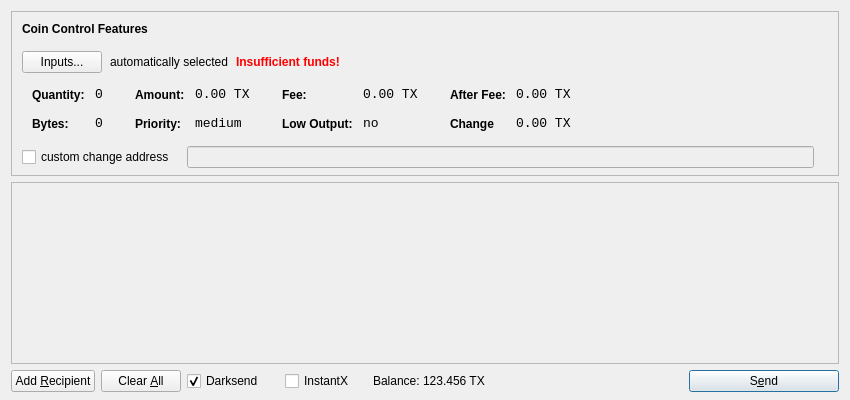
thebitradio/Bitradio, file src/qt/forms/sendcoinsdialog.ui: the form before one commit.
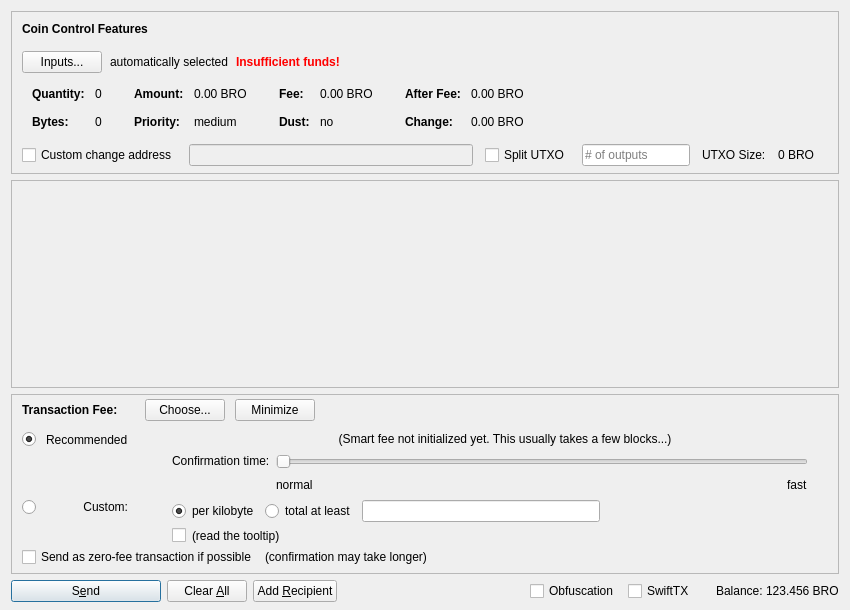
The form after the commit. Icons and pictures are not drawn. Custom widgets are drawn as their Qt base class.

```diff
--- a/src/qt/forms/sendcoinsdialog.ui
+++ b/src/qt/forms/sendcoinsdialog.ui
@@ -7,13 +7,13 @@
     <x>0</x>
     <y>0</y>
     <width>850</width>
-    <height>400</height>
+    <height>610</height>
    </rect>
   </property>
   <property name="windowTitle">
    <string>Send Coins</string>
   </property>
-  <layout class="QVBoxLayout" name="verticalLayout" stretch="0,1,0">
+  <layout class="QVBoxLayout" name="verticalLayout" stretch="0,1,0,0">
    <property name="bottomMargin">
     <number>8</number>
    </property>
@@ -39,7 +39,7 @@
      </property>
      <layout class="QVBoxLayout" name="verticalLayoutCoinControl2">
       <property name="spacing">
-       <number>-1</number>
+       <number>0</number>
       </property>
       <property name="leftMargin">
        <number>0</number>
@@ -206,8 +206,11 @@
                </property>
                <item row="0" column="0">
                 <widget class="QLabel" name="labelCoinControlQuantityText">
-                 <property name="styleSheet">
-                  <string notr="true">font-weight:bold;</string>
+                 <property name="font">
+                  <font>
+                   <weight>75</weight>
+                   <bold>true</bold>
+                  </font>
                  </property>
                  <property name="text">
                   <string>Quantity:</string>
@@ -219,12 +222,6 @@
                </item>
                <item row="0" column="1">
                 <widget class="QLabel" name="labelCoinControlQuantity">
-                 <property name="font">
-                  <font>
-                   <family>Monospace</family>
-                   <pointsize>10</pointsize>
-                  </font>
-                 </property>
                  <property name="cursor">
                   <cursorShape>IBeamCursor</cursorShape>
                  </property>
@@ -244,8 +241,11 @@
                </item>
                <item row="1" column="0">
                 <widget class="QLabel" name="labelCoinControlBytesText">
-                 <property name="styleSheet">
-                  <string notr="true">font-weight:bold;</string>
+                 <property name="font">
+                  <font>
+                   <weight>75</weight>
+                   <bold>true</bold>
+                  </font>
                  </property>
                  <property name="text">
                   <string>Bytes:</string>
@@ -254,12 +254,6 @@
                </item>
                <item row="1" column="1">
                 <widget class="QLabel" name="labelCoinControlBytes">
-                 <property name="font">
-                  <font>
-                   <family>Monospace</family>
-                   <pointsize>10</pointsize>
-                  </font>
-                 </property>
                  <property name="cursor">
                   <cursorShape>IBeamCursor</cursorShape>
                  </property>
@@ -295,8 +289,11 @@
                </property>
                <item row="0" column="0">
                 <widget class="QLabel" name="labelCoinControlAmountText">
-                 <property name="styleSheet">
-                  <string notr="true">font-weight:bold;</string>
+                 <property name="font">
+                  <font>
+                   <weight>75</weight>
+                   <bold>true</bold>
+                  </font>
                  </property>
                  <property name="text">
                   <string>Amount:</string>
@@ -308,12 +305,6 @@
                </item>
                <item row="0" column="1">
                 <widget class="QLabel" name="labelCoinControlAmount">
-                 <property name="font">
-                  <font>
-                   <family>Monospace</family>
-                   <pointsize>10</pointsize>
-                  </font>
-                 </property>
                  <property name="cursor">
                   <cursorShape>IBeamCursor</cursorShape>
                  </property>
@@ -321,7 +312,7 @@
                   <enum>Qt::ActionsContextMenu</enum>
                  </property>
                  <property name="text">
-                  <string>0.00 TX</string>
+                  <string notr="true">0.00 BRO</string>
                  </property>
                  <property name="textInteractionFlags">
                   <set>Qt::LinksAccessibleByMouse|Qt::TextSelectableByKeyboard|Qt::TextSelectableByMouse</set>
@@ -330,8 +321,11 @@
                </item>
                <item row="1" column="0">
                 <widget class="QLabel" name="labelCoinControlPriorityText">
-                 <property name="styleSheet">
-                  <string notr="true">font-weight:bold;</string>
+                 <property name="font">
+                  <font>
+                   <weight>75</weight>
+                   <bold>true</bold>
+                  </font>
                  </property>
                  <property name="text">
                   <string>Priority:</string>
@@ -340,12 +334,6 @@
                </item>
                <item row="1" column="1">
                 <widget class="QLabel" name="labelCoinControlPriority">
-                 <property name="font">
-                  <font>
-                   <family>Monospace</family>
-                   <pointsize>10</pointsize>
-                  </font>
-                 </property>
                  <property name="cursor">
                   <cursorShape>IBeamCursor</cursorShape>
                  </property>
@@ -381,8 +369,11 @@
                </property>
                <item row="0" column="0">
                 <widget class="QLabel" name="labelCoinControlFeeText">
-                 <property name="styleSheet">
-                  <string notr="true">font-weight:bold;</string>
+                 <property name="font">
+                  <font>
+                   <weight>75</weight>
+                   <bold>true</bold>
+                  </font>
                  </property>
                  <property name="text">
                   <string>Fee:</string>
@@ -394,12 +385,6 @@
                </item>
                <item row="0" column="1">
                 <widget class="QLabel" name="labelCoinControlFee">
-                 <property name="font">
-                  <font>
-                   <family>Monospace</family>
-                   <pointsize>10</pointsize>
-                  </font>
-                 </property>
                  <property name="cursor">
                   <cursorShape>IBeamCursor</cursorShape>
                  </property>
@@ -407,7 +392,7 @@
                   <enum>Qt::ActionsContextMenu</enum>
                  </property>
                  <property name="text">
-                  <string>0.00 TX</string>
+                  <string notr="true">0.00 BRO</string>
                  </property>
                  <property name="textInteractionFlags">
                   <set>Qt::LinksAccessibleByMouse|Qt::TextSelectableByKeyboard|Qt::TextSelectableByMouse</set>
@@ -416,22 +401,19 @@
                </item>
                <item row="1" column="0">
                 <widget class="QLabel" name="labelCoinControlLowOutputText">
-                 <property name="styleSheet">
-                  <string notr="true">font-weight:bold;</string>
+                 <property name="font">
+                  <font>
+                   <weight>75</weight>
+                   <bold>true</bold>
+                  </font>
                  </property>
                  <property name="text">
-                  <string>Low Output:</string>
+                  <string>Dust:</string>
                  </property>
                 </widget>
                </item>
                <item row="1" column="1">
                 <widget class="QLabel" name="labelCoinControlLowOutput">
-                 <property name="font">
-                  <font>
-                   <family>Monospace</family>
-                   <pointsize>10</pointsize>
-                  </font>
-                 </property>
                  <property name="cursor">
                   <cursorShape>IBeamCursor</cursorShape>
                  </property>
@@ -467,8 +449,11 @@
                </property>
                <item row="0" column="0">
                 <widget class="QLabel" name="labelCoinControlAfterFeeText">
-                 <property name="styleSheet">
-                  <string notr="true">font-weight:bold;</string>
+                 <property name="font">
+                  <font>
+                   <weight>75</weight>
+                   <bold>true</bold>
+                  </font>
                  </property>
                  <property name="text">
                   <string>After Fee:</string>
@@ -480,12 +465,6 @@
                </item>
                <item row="0" column="1">
                 <widget class="QLabel" name="labelCoinControlAfterFee">
-                 <property name="font">
-                  <font>
-                   <family>Monospace</family>
-                   <pointsize>10</pointsize>
-                  </font>
-                 </property>
                  <property name="cursor">
                   <cursorShape>IBeamCursor</cursorShape>
                  </property>
@@ -493,7 +472,7 @@
                   <enum>Qt::ActionsContextMenu</enum>
                  </property>
                  <property name="text">
-                  <string>0.00 TX</string>
+                  <string notr="true">0.00 BRO</string>
                  </property>
                  <property name="textInteractionFlags">
                   <set>Qt::LinksAccessibleByMouse|Qt::TextSelectableByKeyboard|Qt::TextSelectableByMouse</set>
@@ -502,22 +481,19 @@
                </item>
                <item row="1" column="0">
                 <widget class="QLabel" name="labelCoinControlChangeText">
-                 <property name="styleSheet">
-                  <string notr="true">font-weight:bold;</string>
+                 <property name="font">
+                  <font>
+                   <weight>75</weight>
+                   <bold>true</bold>
+                  </font>
                  </property>
                  <property name="text">
-                  <string>Change</string>
+                  <string>Change:</string>
                  </property>
                 </widget>
                </item>
                <item row="1" column="1">
                 <widget class="QLabel" name="labelCoinControlChange">
-                 <property name="font">
-                  <font>
-                   <family>Monospace</family>
-                   <pointsize>10</pointsize>
-                  </font>
-                 </property>
                  <property name="cursor">
                   <cursorShape>IBeamCursor</cursorShape>
                  </property>
@@ -525,7 +501,7 @@
                   <enum>Qt::ActionsContextMenu</enum>
                  </property>
                  <property name="text">
-                  <string>0.00 TX</string>
+                  <string notr="true">0.00 BRO</string>
                  </property>
                  <property name="textInteractionFlags">
                   <set>Qt::LinksAccessibleByMouse|Qt::TextSelectableByKeyboard|Qt::TextSelectableByMouse</set>
@@ -540,7 +516,7 @@
          </widget>
         </item>
         <item>
-         <layout class="QHBoxLayout" name="horizontalLayoutCoinControl4" stretch="0,0,0">
+         <layout class="QHBoxLayout" name="horizontalLayoutCoinControl4" stretch="0,0,0,0,0,0,0">
           <property name="spacing">
            <number>12</number>
           </property>
@@ -556,7 +532,7 @@
           <item>
            <widget class="QCheckBox" name="checkBoxCoinControlChange">
             <property name="text">
-             <string>custom change address</string>
+             <string>Custom change address</string>
             </property>
            </widget>
           </item>
@@ -573,6 +549,40 @@
             </property>
            </widget>
           </item>
+          <item>
+           <widget class="QCheckBox" name="splitBlockCheckBox">
+            <property name="text">
+             <string>Split UTXO</string>
+            </property>
+           </widget>
+          </item>
+          <item>
+           <widget class="QLineEdit" name="splitBlockLineEdit">
+            <property name="sizePolicy">
+             <sizepolicy hsizetype="Fixed" vsizetype="Fixed">
+              <horstretch>50</horstretch>
+              <verstretch>0</verstretch>
+             </sizepolicy>
+            </property>
+            <property name="placeholderText">
+             <string># of outputs</string>
+            </property>
+           </widget>
+          </item>
+          <item>
+           <widget class="QLabel" name="labelBlockSizeText">
+            <property name="text">
+             <string>UTXO Size:</string>
+            </property>
+           </widget>
+          </item>
+          <item>
+           <widget class="QLabel" name="labelBlockSize">
+            <property name="text">
+             <string>0 BRO</string>
+            </property>
+           </widget>
+          </item>
           <item>
            <widget class="QLabel" name="labelCoinControlChangeLabel">
             <property name="sizePolicy">
@@ -626,11 +636,20 @@
         <x>0</x>
         <y>0</y>
         <width>830</width>
-        <height>165</height>
+        <height>95</height>
        </rect>
       </property>
-      <layout class="QVBoxLayout" name="verticalLayout_2">
-       <property name="margin">
+      <layout class="QVBoxLayout" name="verticalLayout_2" stretch="0,1">
+       <property name="leftMargin">
+        <number>0</number>
+       </property>
+       <property name="topMargin">
+        <number>0</number>
+       </property>
+       <property name="rightMargin">
+        <number>0</number>
+       </property>
+       <property name="bottomMargin">
         <number>0</number>
        </property>
        <item>
@@ -657,19 +676,639 @@
      </widget>
     </widget>
    </item>
+   <item>
+    <widget class="QFrame" name="frameFee">
+     <property name="sizePolicy">
+      <sizepolicy hsizetype="Expanding" vsizetype="Expanding">
+       <horstretch>0</horstretch>
+       <verstretch>0</verstretch>
+      </sizepolicy>
+     </property>
+     <property name="maximumSize">
+      <size>
+       <width>16777215</width>
+       <height>16777215</height>
+      </size>
+     </property>
+     <property name="frameShape">
+      <enum>QFrame::StyledPanel</enum>
+     </property>
+     <property name="frameShadow">
+      <enum>QFrame::Sunken</enum>
+     </property>
+     <layout class="QVBoxLayout" name="verticalLayoutFee1">
+      <property name="spacing">
+       <number>0</number>
+      </property>
+      <property name="leftMargin">
+       <number>0</number>
+      </property>
+      <property name="topMargin">
+       <number>0</number>
+      </property>
+      <property name="rightMargin">
+       <number>0</number>
+      </property>
+      <property name="bottomMargin">
+       <number>0</number>
+      </property>
+      <item>
+       <layout class="QVBoxLayout" name="verticalLayoutFee2" stretch="0,0,0">
+        <property name="spacing">
+         <number>0</number>
+        </property>
+        <property name="leftMargin">
+         <number>10</number>
+        </property>
+        <property name="topMargin">
+         <number>0</number>
+        </property>
+        <item>
+         <layout class="QHBoxLayout" name="horizontalLayoutFee1">
+          <property name="bottomMargin">
+           <number>0</number>
+          </property>
+          <item>
+           <layout class="QVBoxLayout" name="verticalLayoutFee7">
+            <property name="spacing">
+             <number>0</number>
+            </property>
+            <item>
+             <spacer name="verticalSpacerSmartFee">
+              <property name="orientation">
+               <enum>Qt::Vertical</enum>
+              </property>
+              <property name="sizeType">
+               <enum>QSizePolicy::Fixed</enum>
+              </property>
+              <property name="sizeHint" stdset="0">
+               <size>
+                <width>1</width>
+                <height>4</height>
+               </size>
+              </property>
+             </spacer>
+            </item>
+            <item>
+             <layout class="QHBoxLayout" name="horizontalLayoutSmartFee">
+              <property name="spacing">
+               <number>10</number>
+              </property>
+              <item>
+               <widget class="QLabel" name="labelFeeHeadline">
+                <property name="sizePolicy">
+                 <sizepolicy hsizetype="Preferred" vsizetype="Maximum">
+                  <horstretch>0</horstretch>
+                  <verstretch>0</verstretch>
+                 </sizepolicy>
+                </property>
+                <property name="font">
+                 <font>
+                  <weight>75</weight>
+                  <bold>true</bold>
+                 </font>
+                </property>
+                <property name="styleSheet">
+                 <string notr="true">font-weight:bold;</string>
+                </property>
+                <property name="text">
+                 <string>Transaction Fee:</string>
+                </property>
+               </widget>
+              </item>
+              <item>
+               <widget class="QLabel" name="labelFeeMinimized">
+                <property name="text">
+                 <string/>
+                </property>
+               </widget>
+              </item>
+              <item>
+               <widget class="QPushButton" name="buttonChooseFee">
+                <property name="text">
+                 <string>Choose...</string>
+                </property>
+               </widget>
+              </item>
+              <item>
+               <widget class="QPushButton" name="buttonMinimizeFee">
+                <property name="toolTip">
+                 <string>collapse fee-settings</string>
+                </property>
+                <property name="text">
+                 <string>Minimize</string>
+                </property>
+               </widget>
+              </item>
+             </layout>
+            </item>
+            <item>
+             <spacer name="verticalSpacer_5">
+              <property name="orientation">
+               <enum>Qt::Vertical</enum>
+              </property>
+              <property name="sizeHint" stdset="0">
+               <size>
+                <width>1</width>
+                <height>1</height>
+               </size>
+              </property>
+             </spacer>
+            </item>
+           </layout>
+          </item>
+          <item>
+           <spacer name="horizontalSpacer_4">
+            <property name="orientation">
+             <enum>Qt::Horizontal</enum>
+            </property>
+            <property name="sizeHint" stdset="0">
+             <size>
+              <width>40</width>
+              <height>20</height>
+             </size>
+            </property>
+           </spacer>
+          </item>
+         </layout>
+        </item>
+        <item>
+         <widget class="QFrame" name="frameFeeSelection">
+          <layout class="QVBoxLayout" name="verticalLayoutFee12">
+           <property name="spacing">
+            <number>0</number>
+           </property>
+           <property name="leftMargin">
+            <number>0</number>
+           </property>
+           <property name="topMargin">
+            <number>0</number>
+           </property>
+           <property name="rightMargin">
+            <number>0</number>
+           </property>
+           <property name="bottomMargin">
+            <number>0</number>
+           </property>
+           <item>
+            <layout class="QGridLayout" name="gridLayoutFee">
+             <property name="topMargin">
+              <number>10</number>
+             </property>
+             <property name="bottomMargin">
+              <number>4</number>
+             </property>
+             <property name="horizontalSpacing">
+              <number>10</number>
+             </property>
+             <property name="verticalSpacing">
+              <number>4</number>
+             </property>
+             <item row="2" column="4">
+              <layout class="QVBoxLayout" name="verticalLayoutFee8">
+               <property name="spacing">
+                <number>6</number>
+               </property>
+               <item>
+                <layout class="QHBoxLayout" name="horizontalLayoutFee13">
+                 <item>
+                  <widget class="QRadioButton" name="radioCustomPerKilobyte">
+                   <property name="toolTip">
+                    <string>If the custom fee is set to 1000 uBROs and the transaction is only 250 bytes, then &quot;per kilobyte&quot; only pays 250 uBROs in fee,&lt;br /&gt;while &quot;at least&quot; pays 1000 uBROs. For transactions bigger than a kilobyte both pay by kilobyte.</string>
+                   </property>
+                   <property name="text">
+                    <string>per kilobyte</string>
+                   </property>
+                   <property name="checked">
+                    <bool>true</bool>
+                   </property>
+                   <attribute name="buttonGroup">
+                    <string notr="true">groupCustomFee</string>
+                   </attribute>
+                  </widget>
+                 </item>
+                 <item>
+                  <widget class="QRadioButton" name="radioCustomAtLeast">
+                   <property name="toolTip">
+                    <string>If the custom fee is set to 1000 uBROs and the transaction is only 250 bytes, then &quot;per kilobyte&quot; only pays 250 uBROs in fee,&lt;br /&gt;while &quot;total at least&quot; pays 1000 uBROs. For transactions bigger than a kilobyte both pay by kilobyte.</string>
+                   </property>
+                   <property name="text">
+                    <string>total at least</string>
+                   </property>
+                   <attribute name="buttonGroup">
+                    <string notr="true">groupCustomFee</string>
+                   </attribute>
+                  </widget>
+                 </item>
+                 <item>
+                  <widget class="BitcoinAmountField" name="customFee"/>
+                 </item>
+                 <item>
+                  <spacer name="horizontalSpacer_6">
+                   <property name="orientation">
+                    <enum>Qt::Horizontal</enum>
+                   </property>
+                   <property name="sizeHint" stdset="0">
+                    <size>
+                     <width>1</width>
+                     <height>1</height>
+                    </size>
+                   </property>
+                  </spacer>
+                 </item>
+                </layout>
+               </item>
+               <item>
+                <layout class="QHBoxLayout" name="horizontalLayoutFee8">
+                 <item>
+                  <widget class="QCheckBox" name="checkBoxMinimumFee">
+                   <property name="toolTip">
+                    <string>Paying only the minimum fee is just fine as long as there is less transaction volume than space in the blocks.&lt;br /&gt;But be aware that this can end up in a never confirming transaction once there is more demand for BRO transactions than the network can process.</string>
+                   </property>
+                   <property name="text">
+                    <string/>
+                   </property>
+                  </widget>
+                 </item>
+                 <item>
+                  <widget class="QLabel" name="labelMinFeeWarning">
+                   <property name="enabled">
+                    <bool>true</bool>
+                   </property>
+                   <property name="toolTip">
+                    <string>Paying only the minimum fee is just fine as long as there is less transaction volume than space in the blocks.&lt;br /&gt;But be aware that this can end up in a never confirming transaction once there is more demand for BRO transactions than the network can process.</string>
+                   </property>
+                   <property name="text">
+                    <string>(read the tooltip)</string>
+                   </property>
+                   <property name="margin">
+                    <number>5</number>
+                   </property>
+                  </widget>
+                 </item>
+                 <item>
+                  <spacer name="horizontalSpacer_2">
+                   <property name="orientation">
+                    <enum>Qt::Horizontal</enum>
+                   </property>
+                   <property name="sizeHint" stdset="0">
+                    <size>
+                     <width>1</width>
+                     <height>1</height>
+                    </size>
+                   </property>
+                  </spacer>
+                 </item>
+                </layout>
+               </item>
+              </layout>
+             </item>
+             <item row="1" column="0">
+              <layout class="QVBoxLayout" name="verticalLayoutFee4" stretch="1">
+               <item>
+                <spacer name="verticalSpacer_2">
+                 <property name="orientation">
+                  <enum>Qt::Vertical</enum>
+                 </property>
+                 <property name="sizeHint" stdset="0">
+                  <size>
+                   <width>1</width>
+                   <height>1</height>
+                  </size>
+                 </property>
+                </spacer>
+               </item>
+              </layout>
+             </item>
+             <item row="2" column="0">
+              <layout class="QVBoxLayout" name="verticalLayoutFee9" stretch="0,1">
+               <item>
+                <widget class="QRadioButton" name="radioCustomFee">
+                 <property name="text">
+                  <string/>
+                 </property>
+                 <attribute name="buttonGroup">
+                  <string notr="true">groupFee</string>
+                 </attribute>
+                </widget>
+               </item>
+               <item>
+                <spacer name="verticalSpacer_6">
+                 <property name="orientation">
+                  <enum>Qt::Vertical</enum>
+                 </property>
+                 <property name="sizeHint" stdset="0">
+                  <size>
+                   <width>1</width>
+                   <height>1</height>
+                  </size>
+                 </property>
+                </spacer>
+               </item>
+              </layout>
+             </item>
+             <item row="1" column="4">
+              <layout class="QVBoxLayout" name="verticalLayoutFee3" stretch="0,0,1">
+               <property name="spacing">
+                <number>6</number>
+               </property>
+               <property name="topMargin">
+                <number>2</number>
+               </property>
+               <item>
+                <layout class="QHBoxLayout" name="horizontalLayoutFee12">
+                 <item>
+                  <spacer name="horizontalSpacer_5">
+                   <property name="orientation">
+                    <enum>Qt::Horizontal</enum>
+                   </property>
+                   <property name="sizeHint" stdset="0">
+                    <size>
+                     <width>1</width>
+                     <height>1</height>
+                    </size>
+                   </property>
+                  </spacer>
+                 </item>
+                </layout>
+               </item>
+               <item>
+                <layout class="QHBoxLayout" name="horizontalLayoutFee9">
+                 <item>
+                  <layout class="QVBoxLayout" name="verticalLayoutFee6">
+                   <item>
+                    <widget class="QLabel" name="labelSmartFee3">
+                     <property name="text">
+                      <string>Confirmation time:</string>
+                     </property>
+                     <property name="margin">
+                      <number>2</number>
+                     </property>
+                    </widget>
+                   </item>
+                   <item>
+                    <spacer name="verticalSpacer_3">
+                     <property name="orientation">
+                      <enum>Qt::Vertical</enum>
+                     </property>
+                     <property name="sizeHint" stdset="0">
+                      <size>
+                       <width>1</width>
+                       <height>1</height>
+                      </size>
+                     </property>
+                    </spacer>
+                   </item>
+                  </layout>
+                 </item>
+                 <item>
+                  <layout class="QVBoxLayout" name="verticalLayoutFee5">
+                   <property name="rightMargin">
+                    <number>30</number>
+                   </property>
+                   <item>
+                    <widget class="QSlider" name="sliderSmartFee">
+                     <property name="minimum">
+                      <number>0</number>
+                     </property>
+                     <property name="maximum">
+                      <number>24</number>
+                     </property>
+                     <property name="pageStep">
+                      <number>1</number>
+                     </property>
+                     <property name="value">
+                      <number>0</number>
+                     </property>
+                     <property name="orientation">
+                      <enum>Qt::Horizontal</enum>
+                     </property>
+                     <property name="invertedAppearance">
+                      <bool>false</bool>
+                     </property>
+                     <property name="invertedControls">
+                      <bool>false</bool>
+                     </property>
+                     <property name="tickPosition">
+                      <enum>QSlider::NoTicks</enum>
+                     </property>
+                    </widget>
+                   </item>
+                   <item>
+                    <layout class="QHBoxLayout" name="horizontalLayoutFee10">
+                     <item>
+                      <widget class="QLabel" name="labelSmartFeeNormal">
+                       <property name="text">
+                        <string>normal</string>
+                       </property>
+                      </widget>
+                     </item>
+                     <item>
+                      <spacer name="horizontalSpacer_3">
+                       <property name="orientation">
+                        <enum>Qt::Horizontal</enum>
+                       </property>
+                       <property name="sizeHint" stdset="0">
+                        <size>
+                         <width>40</width>
+                         <height>20</height>
+                        </size>
+                       </property>
+                      </spacer>
+                     </item>
+                     <item>
+                      <widget class="QLabel" name="labelSmartFeeFast">
+                       <property name="text">
+                        <string>fast</string>
+                       </property>
+                      </widget>
+                     </item>
+                    </layout>
+                   </item>
+                  </layout>
+                 </item>
+                </layout>
+               </item>
+               <item>
+                <spacer name="verticalSpacer_4">
+                 <property name="orientation">
+                  <enum>Qt::Vertical</enum>
+                 </property>
+                 <property name="sizeHint" stdset="0">
+                  <size>
+                   <width>1</width>
+                   <height>1</height>
+                  </size>
+                 </property>
+                </spacer>
+               </item>
+              </layout>
+             </item>
+             <item row="0" column="1">
+              <widget class="QLabel" name="labelSmartFee_2">
+               <property name="text">
+                <string>Recommended</string>
+               </property>
+              </widget>
+             </item>
+             <item row="0" column="0">
+              <widget class="QRadioButton" name="radioSmartFee">
+               <property name="text">
+                <string/>
+               </property>
+               <property name="checked">
+                <bool>true</bool>
+               </property>
+               <attribute name="buttonGroup">
+                <string notr="true">groupFee</string>
+               </attribute>
+              </widget>
+             </item>
+             <item row="2" column="1">
+              <widget class="QLabel" name="labelCustomFee">
+               <property name="text">
+                <string>Custom:</string>
+               </property>
+               <property name="alignment">
+                <set>Qt::AlignRight|Qt::AlignTop|Qt::AlignTrailing</set>
+               </property>
+              </widget>
+             </item>
+             <item row="0" column="2">
+              <widget class="QLabel" name="labelSmartFee">
+               <property name="text">
+                <string/>
+               </property>
+               <property name="margin">
+                <number>2</number>
+               </property>
+              </widget>
+             </item>
+             <item row="0" column="3">
+              <widget class="QLabel" name="labelFeeEstimation">
+               <property name="text">
+                <string/>
+               </property>
+              </widget>
+             </item>
+             <item row="0" column="4">
+              <widget class="QLabel" name="labelSmartFee2">
+               <property name="text">
+                <string>(Smart fee not initialized yet. This usually takes a few blocks...)</string>
+               </property>
+               <property name="alignment">
+                <set>Qt::AlignHCenter</set>
+               </property>
+               <property name="wordWrap">
+                <bool>true</bool>
+               </property>
+               <property name="margin">
+                <number>2</number>
+               </property>
+              </widget>
+             </item>
+            </layout>
+           </item>
+           <item>
+            <layout class="QHBoxLayout" name="horizontalLayoutFee5" stretch="0,0,0">
+             <property name="spacing">
+              <number>8</number>
+             </property>
+             <property name="bottomMargin">
+              <number>4</number>
+             </property>
+             <item>
+              <widget class="QCheckBox" name="checkBoxFreeTx">
+               <property name="text">
+                <string>Send as zero-fee transaction if possible</string>
+               </property>
+              </widget>
+             </item>
+             <item>
+              <widget class="QLabel" name="labelFreeTx">
+               <property name="text">
+                <string>(confirmation may take longer)</string>
+               </property>
+               <property name="margin">
+                <number>5</number>
+               </property>
+              </widget>
+             </item>
+             <item>
+              <spacer name="horizontalSpacerFee5">
+               <property name="orientation">
+                <enum>Qt::Horizontal</enum>
+               </property>
+               <property name="sizeHint" stdset="0">
+                <size>
+                 <width>1</width>
+                 <height>1</height>
+                </size>
+               </property>
+              </spacer>
+             </item>
+            </layout>
+           </item>
+           <item>
+            <spacer name="verticalSpacerFee2">
+             <property name="orientation">
+              <enum>Qt::Vertical</enum>
+             </property>
+             <property name="sizeHint" stdset="0">
+              <size>
+               <width>1</width>
+               <height>1</height>
+              </size>
+             </property>
+            </spacer>
+           </item>
+          </layout>
+         </widget>
+        </item>
+        <item>
+         <spacer name="verticalSpacerFee">
+          <property name="orientation">
+           <enum>Qt::Vertical</enum>
+          </property>
+          <property name="sizeHint" stdset="0">
+           <size>
+            <width>800</width>
+            <height>1</height>
+           </size>
+          </property>
+         </spacer>
+        </item>
+       </layout>
+      </item>
+     </layout>
+    </widget>
+   </item>
    <item>
     <layout class="QHBoxLayout" name="horizontalLayout">
      <item>
-      <widget class="QPushButton" name="addButton">
+      <widget class="QPushButton" name="sendButton">
+       <property name="minimumSize">
+        <size>
+         <width>150</width>
+         <height>0</height>
+        </size>
+       </property>
        <property name="toolTip">
         <string>Send to multiple recipients at once</string>
        </property>
        <property name="text">
-        <string>Add &amp;Recipient</string>
+        <string>S&amp;end</string>
+       </property>
+       <property name="icon">
+        <iconset resource="../bitradio.qrc">
+         <normaloff>:/icons/send</normaloff>:/icons/send</iconset>
        </property>
        <property name="autoDefault">
         <bool>false</bool>
        </property>
+       <property name="default">
+        <bool>true</bool>
+       </property>
       </widget>
      </item>
      <item>
@@ -694,13 +1333,43 @@
        </property>
       </widget>
      </item>
+     <item>
+      <widget class="QPushButton" name="addButton">
+       <property name="toolTip">
+        <string>Send to multiple recipients at once</string>
+       </property>
+       <property name="text">
+        <string>Add &amp;Recipient</string>
+       </property>
+       <property name="icon">
+        <iconset resource="../bitradio.qrc">
+         <normaloff>:/icons/add</normaloff>:/icons/add</iconset>
+       </property>
+       <property name="autoDefault">
+        <bool>false</bool>
+       </property>
+      </widget>
+     </item>
+     <item>
+      <spacer name="horizontalSpacer">
+       <property name="orientation">
+        <enum>Qt::Horizontal</enum>
+       </property>
+       <property name="sizeHint" stdset="0">
+        <size>
+         <width>40</width>
+         <height>20</height>
+        </size>
+       </property>
+      </spacer>
+     </item>
      <item>
       <layout class="QHBoxLayout" name="horizontalLayout_2">
        <property name="spacing">
         <number>3</number>
        </property>
-        <item>
-        <widget class="QCheckBox" name="checkUseDarksend">
+       <item>
+        <widget class="QCheckBox" name="checkUseObfuscation">
          <property name="minimumSize">
           <size>
            <width>95</width>
@@ -708,10 +1377,10 @@
           </size>
          </property>
          <property name="text">
-          <string>Darksend</string>
+          <string>Obfuscation</string>
          </property>
          <property name="checked">
-          <bool>true</bool>
+          <bool>false</bool>
          </property>
         </widget>
        </item>
@@ -727,18 +1396,12 @@
           </size>
          </property>
          <property name="text">
-          <string>InstantX</string>
+          <string>SwiftTX</string>
          </property>
         </widget>
        </item>
        <item>
         <widget class="QLabel" name="label">
-         <property name="sizePolicy">
-          <sizepolicy hsizetype="Preferred" vsizetype="Fixed">
-           <horstretch>0</horstretch>
-           <verstretch>0</verstretch>
-          </sizepolicy>
-         </property>
          <property name="text">
           <string>Balance:</string>
          </property>
@@ -756,7 +1419,7 @@
           <cursorShape>IBeamCursor</cursorShape>
          </property>
          <property name="text">
-          <string>123.456 TX</string>
+          <string notr="true">123.456 BRO</string>
          </property>
          <property name="textInteractionFlags">
           <set>Qt::LinksAccessibleByMouse|Qt::TextSelectableByKeyboard|Qt::TextSelectableByMouse</set>
@@ -765,46 +1428,23 @@
        </item>
       </layout>
      </item>
-     <item>
-      <spacer name="horizontalSpacer">
-       <property name="orientation">
-        <enum>Qt::Horizontal</enum>
-       </property>
-       <property name="sizeHint" stdset="0">
-        <size>
-         <width>40</width>
-         <height>20</height>
-        </size>
-       </property>
-      </spacer>
-     </item>
-     <item>
-      <widget class="QPushButton" name="sendButton">
-       <property name="minimumSize">
-        <size>
-         <width>150</width>
-         <height>0</height>
-        </size>
-       </property>
-       <property name="toolTip">
-        <string>Confirm the send action</string>
-       </property>
-       <property name="text">
-        <string>S&amp;end</string>
-       </property>
-       <property name="icon">
-        <iconset resource="../bitcoin.qrc">
-         <normaloff>:/icons/send</normaloff>:/icons/send</iconset>
-       </property>
-       <property name="default">
-        <bool>true</bool>
-       </property>
-      </widget>
-     </item>
     </layout>
    </item>
   </layout>
  </widget>
+ <customwidgets>
+  <customwidget>
+   <class>QValidatedLineEdit</class>
+   <extends>QLineEdit</extends>
+   <header>qvalidatedlineedit.h</header>
+  </customwidget>
+  <customwidget>
+   <class>BitcoinAmountField</class>
+   <extends>QLineEdit</extends>
+   <header>bitcoinamountfield.h</header>
+   <container>1</container>
+  </customwidget>
+ </customwidgets>
  <resources>
   <include location="../bitcoin.qrc"/>
  </resources>
```
Left out of the diff: 40 changed lines with no effect on the pictures.
